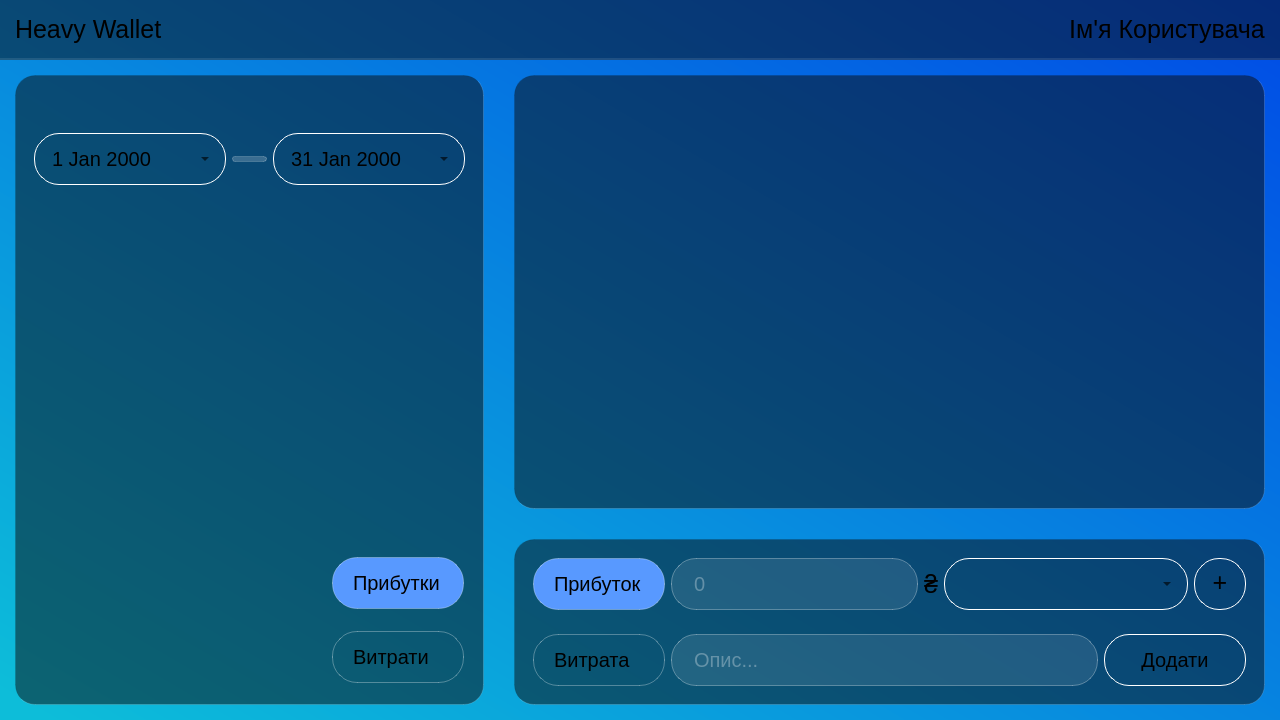
The window that budget_manager_frontend/forms/mainwindow.ui (BogdanKalysh/budget_manager_app) describes before a commit, drawn with Qt 5.
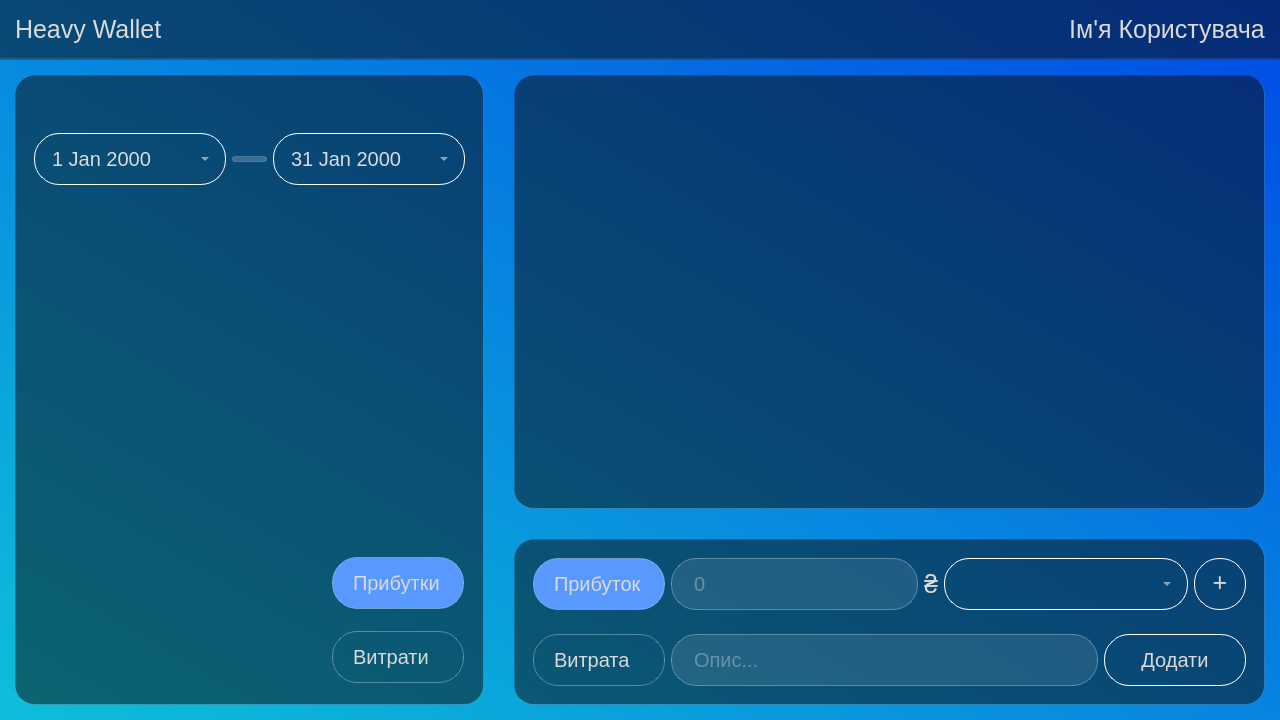
The same window after the commit. Icons and pictures are not drawn.

What changed in the file:
```diff
--- a/budget_manager_frontend/forms/mainwindow.ui
+++ b/budget_manager_frontend/forms/mainwindow.ui
@@ -21,7 +21,11 @@
    <double>1.000000000000000</double>
   </property>
   <property name="styleSheet">
-   <string notr="true">#centralwidget{
+   <string notr="true">*{
+	color:rgb(218, 218, 218);
+}
+
+#centralwidget{
 	background: qlineargradient(spread:pad, x1:0, y1:0.960227, x2:1, y2:0, stop:0 rgba(13, 189, 217, 255), stop:1 rgba(0, 75, 230, 255))
 }
 
```
